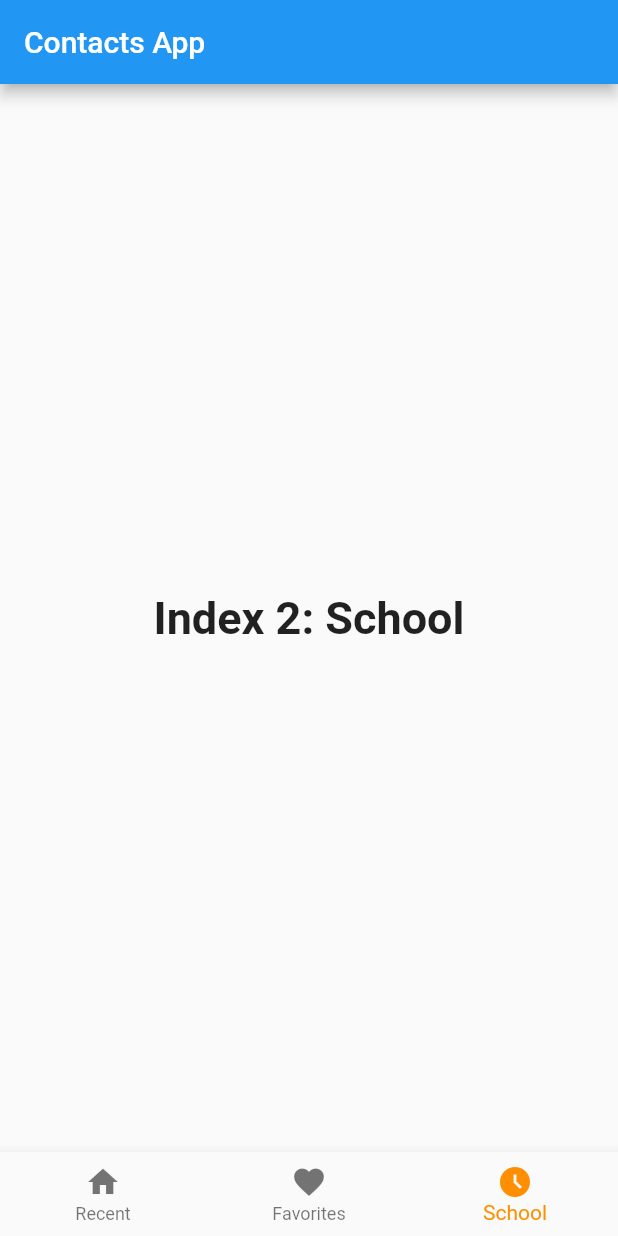
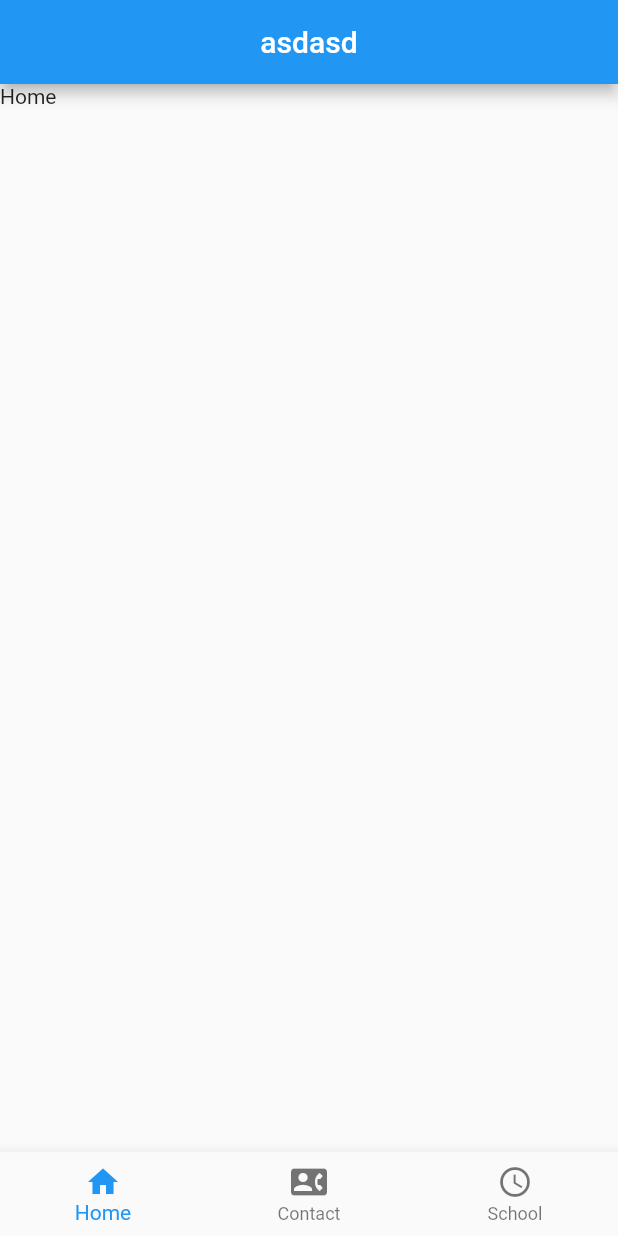
Before and after one commit to computiq/flutter-course, a Flutter app: the screen it shows after launch, on a phone screen of 412 x 824 dp. Run offline on Flutter 3.47's test engine with Material 2 defaults, Android fonts, the phone set to English and light mode, and no system bars.

Commit message:
Task Week 1 done :)

```diff
--- a/lib/main.dart
+++ b/lib/main.dart
@@ -1,7 +1,7 @@
 import 'package:flutter/material.dart';
-import 'dart:math' as math;
+
 void main() {
-  runApp(const MyApp());
+  runApp(const HomePage());
 }
 
 class Contact {
@@ -10,57 +10,7 @@ class Contact {
   String mobileNumber;
   DateTime date;
   bool isIncoming;
-
   Contact(this.image, this.name, this.mobileNumber, this.date, this.isIncoming);
-}
-
-class MyApp extends StatelessWidget {
-  const MyApp({Key? key}) : super(key: key);
-
-  @override
-  Widget build(BuildContext context) {
-    return MaterialApp(
-      title: 'Flutter Demo 2',
-      theme: ThemeData(
-        primarySwatch: Colors.blue,
-      ),
-      debugShowCheckedModeBanner: false,
-      home: const MyHomePage(title: 'Contacts App'),
-    );
-  }
-}
-
-class MyHomePage extends StatefulWidget {
-  const MyHomePage({Key? key, required this.title}) : super(key: key);
-
-  final String title;
-
-  @override
-  State<MyHomePage> createState() => _MyHomePageState();
-}
-
-class _MyHomePageState extends State<MyHomePage> {
-  int _selectedIndex = 2;
-  static const TextStyle optionStyle =
-  TextStyle(fontSize: 30, fontWeight: FontWeight.bold);
-  static late List<Widget> _pages;
-
-  _MyHomePageState() {
-    _pages = [
-      buildContactsList(),
-      buildFavoritesGridView(),
-      // Text('hello'),
-      Text(
-        'Index 2: School',
-        style: optionStyle,
-      ),
-    ];
-  }
-
-  void _onItemTapped(int index) {
-    setState(() {
-      _selectedIndex = index;
-    });
 }
 
 var contacts = [
@@ -138,118 +88,149 @@ class _MyHomePageState extends State<MyHomePage> {
   ),
 ];
 
-  Widget buildFavoritesGridView() {
-    return Column(
-      children: [
-        Text('Favorites'),
-        Divider(thickness: 4,),
-        Expanded(
-          child: GridView.count(
-            crossAxisCount: 3,
-            children: List.generate(5, (index) {
-              var personColor = Color((math.Random().nextDouble() * 0xFFFFFF).toInt())
-                  .withOpacity(1.0);
-              return Center(
-                child: Container(
-                  width: 120,
-                  height: 120,
-                  child: Text(
-                    contacts[index].name[0],
-                    style: TextStyle(fontSize: 40),
+class HomePage extends StatefulWidget {
+  const HomePage({Key? key}) : super(key: key);
+
+  @override
+  State<HomePage> createState() => _HomePageState();
+}
+
+class _HomePageState extends State<HomePage> {
+  int index = 0;
+  @override
+  Widget build(BuildContext context) {
+    return MaterialApp(
+      home: Scaffold(
+        appBar: AppBar(
+          title: const Text("asdasd"),
+          centerTitle: true,
         ),
-                  alignment: Alignment.center,
-                  decoration:
-                  BoxDecoration(shape: BoxShape.circle, color: personColor),
+        body: Container(
+          child: index == 0
+              ? const Text("Home")
+              : index == 1
+                  ? const ContactListPage()
+                  : const Text("School"),
+        ),
+        bottomNavigationBar: BottomNavigationBar(
+          currentIndex: index,
+          onTap: (i) => setState(() {
+            index = i;
+          }),
+          items: const <BottomNavigationBarItem>[
+            BottomNavigationBarItem(
+              icon: Icon(Icons.home),
+              label: 'Home',
+            ),
+            BottomNavigationBarItem(
+              icon: Icon(Icons.contact_phone),
+              label: 'Contact',
+            ),
+            BottomNavigationBarItem(
+                icon: Icon(Icons.access_time_outlined),
+                label: 'School',
+                activeIcon: Icon(Icons.access_time_filled)),
+          ],
+        ),
       ),
     );
-            }),
+  }
+}
+
+// Widget ContactListPage() {
+//   return Card();
+// }
+
+class ContactListPage extends StatefulWidget {
+  const ContactListPage({Key? key}) : super(key: key);
+
+  @override
+  _ContactListPageState createState() => _ContactListPageState();
+}
+
+class _ContactListPageState extends State<ContactListPage> {
+  @override
+  Widget build(BuildContext context) {
+    List<Widget> _Conatct = [];
+    contacts.forEach((e) => {
+          print(e.name),
+          _Conatct.add(Contacts(
+              name: e.name,
+              imgURL: e.image,
+              number: e.mobileNumber,
+              date: e.date,
+              isComing: e.isIncoming))
+        });
+    return ListView(
+      children: _Conatct,
+    );
+  }
+}
+
+Widget Contacts(
+    {String name = "",
+    String imgURL = "",
+    String number = "",
+    bool isComing = false,
+    DateTime? date}) {
+  return Column(
+    crossAxisAlignment: CrossAxisAlignment.stretch,
+    children: [
+      SizedBox(
+        height: 75.0,
+        child: Card(
+          child: Row(
+            mainAxisAlignment: MainAxisAlignment.start,
+            children: [
+              Padding(
+                padding: const EdgeInsets.all(8.0),
+                child: ClipRRect(
+                    borderRadius: BorderRadius.circular(100),
+                    child: Image.network(
+                      imgURL,
+                      width: 50,
+                      fit: BoxFit.cover,
+                    )),
+              ),
+              Column(
+                mainAxisAlignment: MainAxisAlignment.center,
+                children: [
+                  Text(
+                    name,
+                    style: const TextStyle(
+                      fontWeight: FontWeight.bold,
+                    ),
+                  ),
+                  Text(number),
+                ],
+              ),
+              Padding(
+                padding: const EdgeInsets.only(left: 30),
+                child:
+                    Text(date!.toIso8601String().split('T').first.toString()),
+              ),
+              Expanded(
+                  child: Padding(
+                padding: const EdgeInsets.all(8.0),
+                child: Row(
+                  mainAxisAlignment: MainAxisAlignment.end,
+                  children: [
+                    isComing
+                        ? const Icon(
+                            Icons.arrow_upward,
+                            color: Colors.green,
+                          )
+                        : const Icon(
+                            Icons.arrow_downward,
+                            color: Colors.red,
+                          )
+                  ],
+                ),
+              ))
+            ],
+          ),
         ),
       ),
     ],
   );
 }
-
-  Widget buildContactItem(Contact _contact) {
-    return Card(
-      child: Padding(
-        padding: const EdgeInsets.all(8.0),
-        child: Row(
-          children: [
-            CircleAvatar(
-              backgroundImage: NetworkImage(_contact.image),
-            ),
-            Padding(
-              padding: const EdgeInsets.all(16),
-              child: Column(
-                mainAxisAlignment: MainAxisAlignment.start,
-                crossAxisAlignment: CrossAxisAlignment.start,
-                children: [
-                  Text(
-                    _contact.name,
-                    style: const TextStyle(fontWeight: FontWeight.bold),
-                  ),
-                  Text(_contact.mobileNumber),
-                ],
-              ),
-            ),
-            Text(_contact.date.toIso8601String().split('T').first),
-            Expanded(
-              child: Container(),
-            ),
-            if (_contact.isIncoming)
-              Icon(
-                Icons.arrow_downward,
-                color: Colors.red,
-              )
-            else
-              Icon(
-                Icons.arrow_upward,
-                color: Colors.green,
-              )
-          ],
-        ),
-      ),
-    );
-  }
-
-  Widget buildContactsList() {
-    return ListView.builder(
-      itemBuilder: (_context, index) {
-        return buildContactItem(contacts[index]);
-      },
-      itemCount: contacts.length,
-    );
-  }
-
-  @override
-  Widget build(BuildContext context) {
-    return Scaffold(
-      appBar: AppBar(
-        title: Text(widget.title),
-      ),
-      body: Center(
-        child: _pages[_selectedIndex],
-      ),
-      bottomNavigationBar: BottomNavigationBar(
-        items: const <BottomNavigationBarItem>[
-          BottomNavigationBarItem(
-            icon: Icon(Icons.home),
-            label: 'Recent',
-          ),
-          BottomNavigationBarItem(
-            icon: Icon(Icons.favorite),
-            label: 'Favorites',
-          ),
-          BottomNavigationBarItem(
-              icon: Icon(Icons.access_time_outlined),
-              label: 'School',
-              activeIcon: Icon(Icons.access_time_filled)
-          ),
-        ],
-        currentIndex: _selectedIndex,
-        selectedItemColor: Colors.amber[800],
-        onTap: _onItemTapped,
-      ),
-    );
-  }
-}
```
Also changed, not shown: 1 other file. Lines whose indentation alone changed are shown as unchanged.
